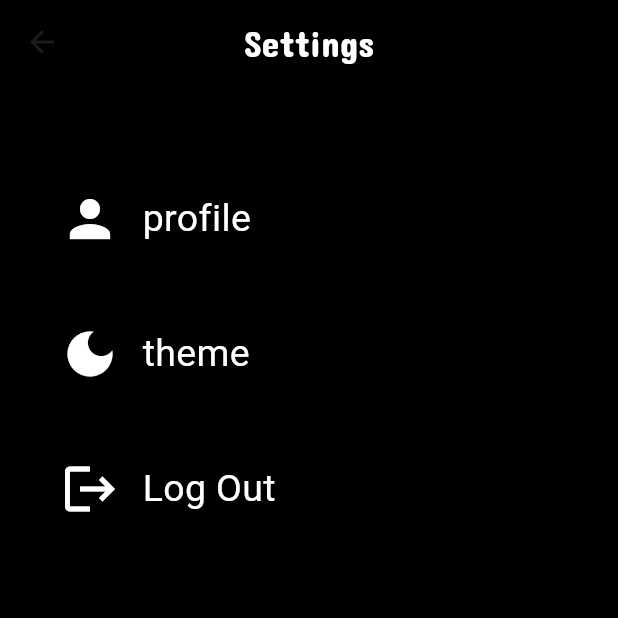
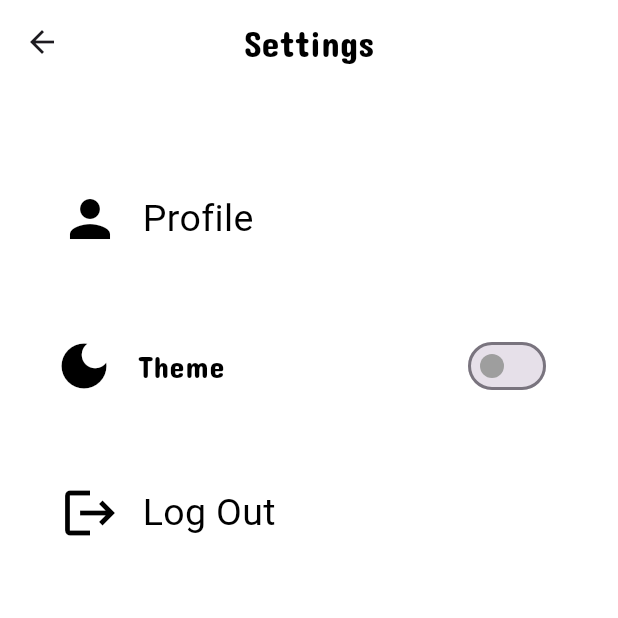
Before and after one commit to Ahmed-Ayman89/Meeting_App, a Flutter app: the ListPage screen opened directly, on a phone screen of 412 x 824 dp, the top half of it. Run offline on Flutter 3.47's test engine with Material 3 defaults, Android fonts, the phone set to English and light mode, and no system bars; our stand-ins replace curved_navigation_bar, dio, flutter_bloc, flutter_svg, geocoding, google_maps_flutter and 2 more; accounts and stored records are empty; project files that could hold a hidden picture were left out.

Commit message:
add themedata(dark mode)

```diff
--- a/gradution_project/lib/core/widgets/profile_screen.dart
+++ b/gradution_project/lib/core/widgets/profile_screen.dart
@@ -1,4 +1,7 @@
 import 'package:flutter/material.dart';
+import 'package:flutter_bloc/flutter_bloc.dart';
+
+import '../theme/theme_cubit.dart';
 
 class ProfileMenuItem extends StatelessWidget {
   final Widget icon;
@@ -25,8 +28,10 @@ class ProfileMenuItem extends StatelessWidget {
             Expanded(
               child: Text(
                 text,
-                style: const TextStyle(
-                    color: Colors.white,
+                style: TextStyle(
+                    color: context.watch<ThemeCubit>().state
+                        ? Colors.white
+                        : Colors.black,
                     fontSize: 25,
                     fontFamily: ' Concert One',
                     fontWeight: FontWeight.w400),
--- a/gradution_project/lib/feathure/on_boarding/Start_page.dart
+++ b/gradution_project/lib/feathure/on_boarding/Start_page.dart
@@ -104,7 +104,7 @@ class StartPage extends StatelessWidget {
                           Navigator.push(
                               context,
                               MaterialPageRoute(
-                                builder: (context) => SignIn(),
+                                builder: (context) => SignUp(),
                               ));
                         },
                         child: const Text(
--- a/gradution_project/lib/screens/list_page.dart
+++ b/gradution_project/lib/screens/list_page.dart
@@ -1,8 +1,11 @@
 import 'package:flutter/material.dart';
+import 'package:flutter_bloc/flutter_bloc.dart';
+import 'package:gradution_project/core/utils/App_color.dart';
 import 'package:gradution_project/screens/person.dart';
 import 'package:shared_preferences/shared_preferences.dart';
+import '../core/theme/theme_cubit.dart';
 import '../core/widgets/profile_screen.dart';
-import '../feathure/on_boarding/Start_page.dart'; // أتأكد المسار صح
+import '../feathure/on_boarding/Start_page.dart'; // تأكد المسار
 
 class ListPage extends StatelessWidget {
   const ListPage({super.key});
@@ -11,14 +14,15 @@ class ListPage extends StatelessWidget {
   Widget build(BuildContext context) {
     return Scaffold(
       backgroundColor:
-          Colors.black, // خلفية أسود مثلاً لو ماشي بنفس ستايل الأبلكيشن
+          context.watch<ThemeCubit>().state ? AppColor.black : AppColor.white,
       appBar: AppBar(
         backgroundColor: Colors.transparent,
         elevation: 0,
-        title: const Text(
+        title: Text(
           "Settings",
           style: TextStyle(
-            color: Colors.white,
+            color:
+                context.watch<ThemeCubit>().state ? Colors.white : Colors.black,
             fontSize: 24,
             fontFamily: 'Concert One',
           ),
@@ -31,13 +35,17 @@ class ListPage extends StatelessWidget {
           crossAxisAlignment: CrossAxisAlignment.start,
           children: [
             const SizedBox(height: 30),
+
+            // Profile button
             ProfileMenuItem(
-              icon: const Icon(
+              icon: Icon(
                 Icons.person,
-                color: Colors.white,
+                color: context.watch<ThemeCubit>().state
+                    ? Colors.white
+                    : Colors.black,
                 size: 40,
               ),
-              text: 'profile',
+              text: 'Profile',
               onTap: () {
                 Navigator.push(
                   context,
@@ -47,28 +55,54 @@ class ListPage extends StatelessWidget {
                 );
               },
             ),
+
             const SizedBox(height: 30),
-            ProfileMenuItem(
-              icon: const Icon(
-                Icons.dark_mode,
-                color: Colors.white,
-                size: 40,
-              ),
-              text: 'theme',
-              onTap: () {
-                Navigator.push(
-                  context,
-                  MaterialPageRoute(
-                    builder: (context) => const PersonPage(),
+
+            // Theme Switch
+            BlocBuilder<ThemeCubit, bool>(
+              builder: (context, isDarkMode) {
+                return Container(
+                  padding: const EdgeInsets.symmetric(vertical: 10),
+                  decoration: BoxDecoration(
+                    borderRadius: BorderRadius.circular(15),
+                    color: isDarkMode ? AppColor.black : AppColor.white,
+                  ),
+                  child: ListTile(
+                    leading: Icon(
+                      Icons.dark_mode,
+                      color: isDarkMode ? Colors.white : Colors.black,
+                      size: 40,
+                    ),
+                    title: Text(
+                      'Theme',
+                      style: TextStyle(
+                        color: isDarkMode ? Colors.white : Colors.black,
+                        fontSize: 20,
+                        fontFamily: 'Concert One',
+                      ),
+                    ),
+                    trailing: Switch(
+                      value: isDarkMode,
+                      activeColor: Colors.green,
+                      inactiveThumbColor: Colors.grey,
+                      onChanged: (_) {
+                        context.read<ThemeCubit>().toggleTheme();
+                      },
+                    ),
                   ),
                 );
               },
             ),
+
             const SizedBox(height: 30),
+
+            // Logout button
             ProfileMenuItem(
-              icon: const Icon(
+              icon: Icon(
                 Icons.logout,
-                color: Colors.white,
+                color: context.watch<ThemeCubit>().state
+                    ? Colors.white
+                    : Colors.black,
                 size: 40,
               ),
               text: 'Log Out',
@@ -106,14 +140,14 @@ class ListPage extends StatelessWidget {
                   await prefs.remove('token');
                   await prefs.remove('isLoggedIn');
 
-                  // ارجع المستخدم لأول صفحة (مثلا StartPage)
+                  // ارجع المستخدم لأول صفحة
                   Navigator.pushAndRemoveUntil(
                     context,
                     MaterialPageRoute(builder: (context) => const StartPage()),
                     (route) => false,
                   );
 
-                  // بعدها بلحظة صغيرة نطلع SnackBar
+                  // بعد الخروج نظهر SnackBar
                   WidgetsBinding.instance.addPostFrameCallback((_) {
                     ScaffoldMessenger.of(context).showSnackBar(
                       SnackBar(
@@ -137,6 +171,7 @@ class ListPage extends StatelessWidget {
                 }
               },
             ),
+
             const SizedBox(height: 20),
           ],
         ),
```
Also changed, not shown: gradution_project/lib/core/theme/theme_cubit.dart (added, +21 -0 lines), gradution_project/lib/core/theme/theme_ext.dart (added, +9 -0 lines), gradution_project/lib/core/widgets/custtom_Feild.dart (+6 -2 lines), gradution_project/lib/feathure/LogIn/view/Log_ in.dart (+19 -13 lines), gradution_project/lib/feathure/LogIn/view/logIn_widget.dart (+35 -46 lines), gradution_project/lib/feathure/forget_pass/view/enter_otp_screen.dart (+9 -7 lines), gradution_project/lib/feathure/forget_pass/view/forget_password.dart (+23 -6 lines), gradution_project/lib/feathure/home/home_page.dart (+24 -9 lines), gradution_project/lib/feathure/regester/view/Sign_In.dart (+29 -9 lines), gradution_project/lib/feathure/regester/view/Sign_In_widget.dart (+42 -11 lines), gradution_project/lib/main.dart (+17 -8 lines), gradution_project/lib/screens/person.dart (+18 -9 lines).
